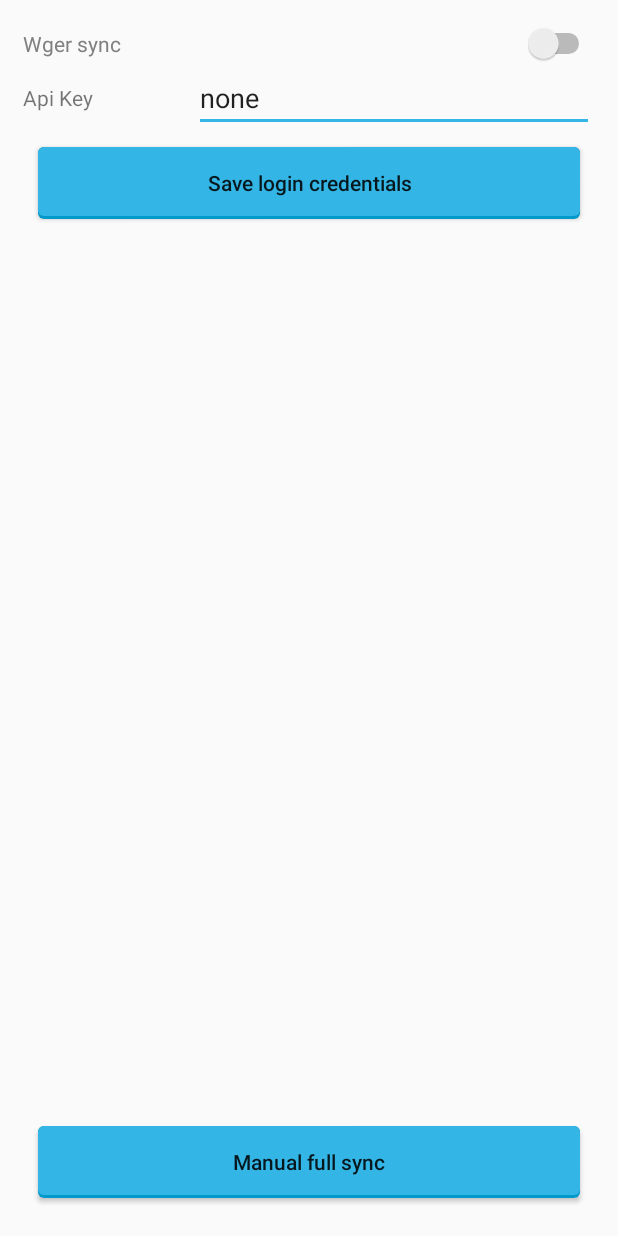
After one commit to oliexdev/openScale-sync, an Android app: the layout fragment_wger.xml on its own in the app's theme, with its tools: preview values and no code run, on a phone screen of 412 x 824 dp. The commit adds this screen. Run offline under Robolectric (Android 15) with nearby library versions, the phone set to English and light mode, and no system bars.

Commit message:
added first implementation to support a synchronization with wger (https://wger.de)

```diff
--- a/src/app/src/main/java/com/health/openscale/sync/core/service/SyncService.java
+++ b/src/app/src/main/java/com/health/openscale/sync/core/service/SyncService.java
@@ -23,6 +23,7 @@ import com.health.openscale.sync.core.datatypes.ScaleMeasurement;
 import com.health.openscale.sync.core.sync.GoogleFitSync;
 import com.health.openscale.sync.core.sync.MQTTSync;
 import com.health.openscale.sync.core.sync.ScaleMeasurementSync;
+import com.health.openscale.sync.core.sync.WgerSync;
 
 import java.util.ArrayList;
 import java.util.Date;
@@ -50,6 +51,7 @@ public class SyncService extends Service {
         scaleMeasurementSyncList = new ArrayList<>();
         scaleMeasurementSyncList.add(new GoogleFitSync(getApplicationContext()));
         scaleMeasurementSyncList.add(new MQTTSync(getApplicationContext()));
+        scaleMeasurementSyncList.add(new WgerSync(getApplicationContext()));
 
         prefs = PreferenceManager.getDefaultSharedPreferences(getApplicationContext());
 
--- a/src/app/src/main/java/com/health/openscale/sync/gui/MainActivity.java
+++ b/src/app/src/main/java/com/health/openscale/sync/gui/MainActivity.java
@@ -25,6 +25,7 @@ import com.health.openscale.sync.R;
 import com.health.openscale.sync.gui.fragments.GoogleFitFragment;
 import com.health.openscale.sync.gui.fragments.MQTTFragment;
 import com.health.openscale.sync.gui.fragments.OverviewFragment;
+import com.health.openscale.sync.gui.fragments.WgerFragment;
 
 import cat.ereza.customactivityoncrash.config.CaocConfig;
 import timber.log.Timber;
@@ -96,6 +97,9 @@ public class MainActivity extends AppCompatActivity {
             case R.id.nav_mqtt_fragment:
                 fragmentClass = MQTTFragment.class;
                 break;
+            case R.id.nav_wger_fragment:
+                fragmentClass = WgerFragment.class;
+                break;
             case R.id.nav_help:
                 startActivity(new Intent(Intent.ACTION_VIEW, Uri.parse("https://github.com/oliexdev/openScale/wiki/openScale-sync")));
                 return;
--- /dev/null
+++ b/src/app/src/main/res/layout/fragment_wger.xml
@@ -0,0 +1,94 @@
+<?xml version="1.0" encoding="utf-8"?>
+<LinearLayout xmlns:android="http://schemas.android.com/apk/res/android"
+    xmlns:tools="http://schemas.android.com/tools"
+    android:layout_width="match_parent"
+    android:layout_height="match_parent"
+    android:orientation="vertical"
+    android:layout_margin="15dp"
+    tools:context=".gui.fragments.WgerFragment">
+
+    <Switch
+        android:id="@+id/toggleWger"
+        android:layout_width="match_parent"
+        android:layout_height="wrap_content"
+        android:text="@string/txt_wger_sync"
+        android:checked="false"
+        android:textColor="@android:color/tertiary_text_light" />
+
+    <LinearLayout
+        android:weightSum="1"
+        android:layout_width="match_parent"
+        android:layout_height="wrap_content"
+        android:orientation="horizontal"/>
+
+    <LinearLayout
+        android:weightSum="1"
+        android:layout_width="match_parent"
+        android:layout_height="wrap_content"
+        android:orientation="horizontal">
+
+        <TextView
+            android:layout_width="0dp"
+            android:layout_height="match_parent"
+            android:layout_weight="0.3"
+            android:gravity="center_vertical"
+            android:text="Api Key" />
+
+        <EditText
+            android:id="@+id/txtApiKey"
+            android:layout_width="0dp"
+            android:layout_height="match_parent"
+            android:layout_weight="0.7"
+            android:singleLine="true"
+            android:text="none" />
+
+    </LinearLayout>
+
+    <LinearLayout
+        android:weightSum="1"
+        android:layout_width="match_parent"
+        android:layout_height="wrap_content"
+        android:orientation="horizontal"/>
+
+    <Button
+        android:id="@+id/btnSaveCredentials"
+        android:layout_width="match_parent"
+        android:layout_height="wrap_content"
+        android:layout_gravity="bottom"
+        android:layout_margin="10dp"
+        android:background="@drawable/flat_selector"
+        android:text="@string/txt_mqtt_save_credentials"
+        android:textAllCaps="false" />
+
+    <LinearLayout
+        android:id="@+id/wgerMainLayout"
+        android:layout_width="match_parent"
+        android:layout_height="wrap_content"
+        android:orientation="vertical">
+    </LinearLayout>
+
+    <LinearLayout
+        android:layout_width="match_parent"
+        android:layout_height="0dp"
+        android:layout_weight="1"
+        android:gravity="bottom"
+        android:orientation="vertical">
+
+        <ProgressBar
+            android:id="@+id/progressBar"
+            style="?android:attr/progressBarStyle"
+            android:layout_width="match_parent"
+            android:layout_height="wrap_content"
+            android:visibility="gone" />
+
+        <Button
+            android:id="@+id/btnWgerSync"
+            android:layout_width="match_parent"
+            android:layout_height="wrap_content"
+            android:layout_gravity="bottom"
+            android:layout_margin="10dp"
+            android:background="@drawable/flat_selector"
+            android:textAllCaps="false"
+            android:text="@string/txt_manual_full_sync" />
+    </LinearLayout>
+</LinearLayout>
--- a/src/app/src/main/res/menu/drawer_view.xml
+++ b/src/app/src/main/res/menu/drawer_view.xml
@@ -16,6 +16,11 @@
             android:id="@+id/nav_mqtt_fragment"
             android:icon="@drawable/ic_mqtt"
             android:title="MQTT" />
+
+        <item
+            android:id="@+id/nav_wger_fragment"
+            android:icon="@drawable/ic_wger"
+            android:title="Wger" />
     </group>
 
     <group android:id="@+id/menu_bottom"
```
Also changed, not shown: src/app/build.gradle (+13 -6 lines), src/app/src/main/java/com/health/openscale/sync/core/sync/GoogleFitSync.java (+17 -8 lines), src/app/src/main/java/com/health/openscale/sync/core/sync/WgerSync.java (added, +313 -0 lines), src/app/src/main/java/com/health/openscale/sync/gui/fragments/OverviewFragment.java (+7 -0 lines), src/app/src/main/java/com/health/openscale/sync/gui/fragments/WgerFragment.java (added, +208 -0 lines), src/app/src/main/res/drawable/ic_wger.xml (added, +10 -0 lines), src/app/src/main/res/values/strings.xml (+7 -0 lines).
